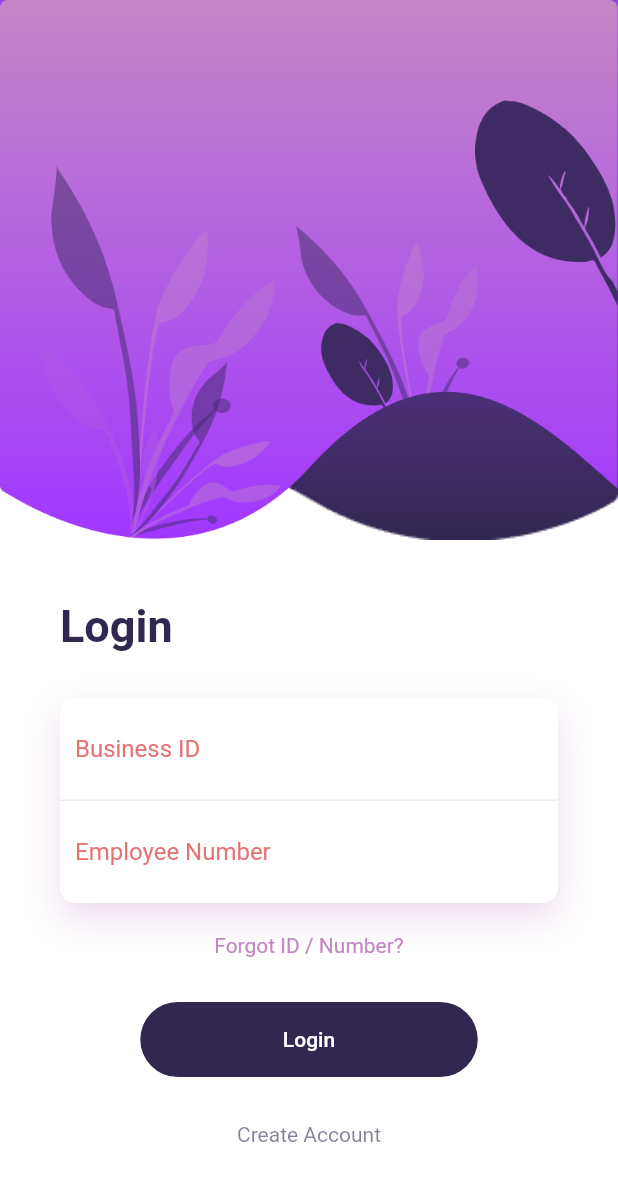
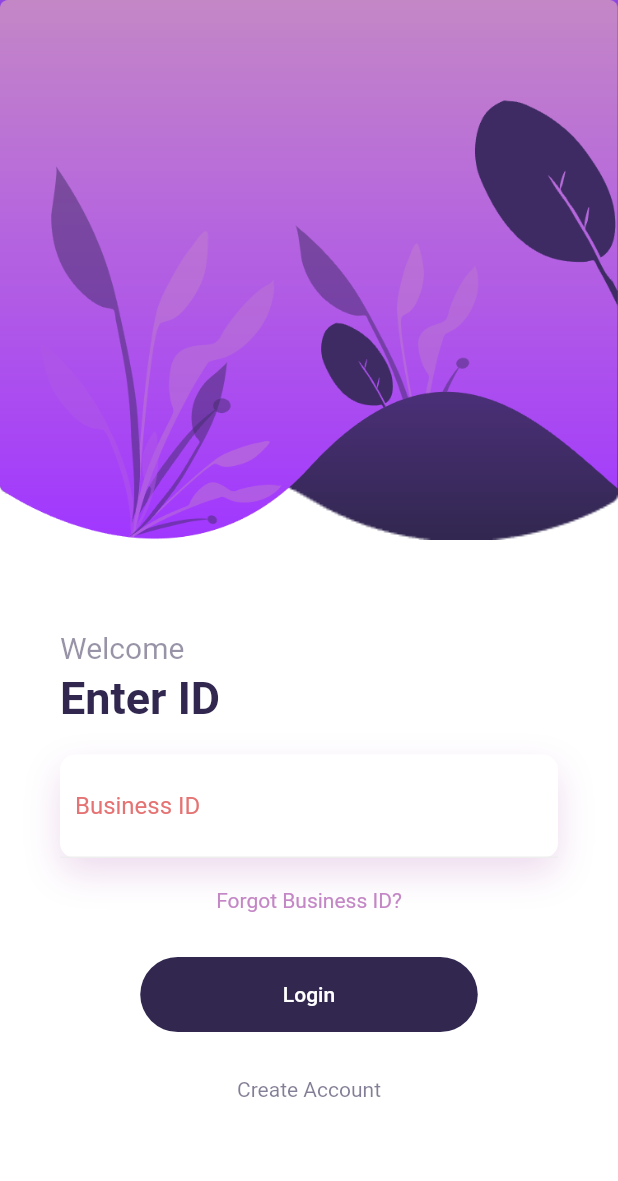
Before and after one commit to Adam-Schildkraut/employee-attendance, a Flutter app: the screen it shows after launch, after a tap on "Login", on a phone screen of 412 x 824 dp. Shown: the top 1181 px of the screen. Run offline on Flutter 3.47's test engine with Material 2 defaults, Android fonts, the phone set to English and light mode, and no system bars; our stand-ins replace cloud_firestore, firebase_analytics, simple_animations; accounts and stored records are empty.

Commit message:
Firebase Login Support
Able to Login To Business ID

Get User Data From Employee ID

```diff
--- a/lib/LoginScreen.dart
+++ b/lib/LoginScreen.dart
@@ -1,5 +1,10 @@
-import 'package:day13/Animation/FadeAnimation.dart';
+import 'package:employee_attendance/Animation/FadeAnimation.dart';
+import 'package:employee_attendance/DisplayScreen.dart';
 import 'package:flutter/material.dart';
+
+import 'package:cloud_firestore/cloud_firestore.dart';
+import 'package:firebase_analytics/firebase_analytics.dart';
+
 import 'dart:async';
 
 class LoginScreen extends StatefulWidget {
@@ -9,22 +14,21 @@ class LoginScreen extends StatefulWidget {
 
 class _LoginState extends State<LoginScreen> with TickerProviderStateMixin{
 
-  final _businessIDTextInputController = TextEditingController();
-  final _employeeNumberTextInputController = TextEditingController();
+  final _textInputController = TextEditingController();
 
-  AnimationController _businessIDAnimationController;
-  Animation _businessIDErrorAnimation;
-  AnimationController _employeeNumberAnimationController;
-  Animation _employeeNumberErrorAnimation;
+  final db = Firestore.instance;
+
+  bool _validBusinessID = false;
+  String _businessID = "";
+  String _businessName = "";
+
+  AnimationController _textFieldAnimationController;
+  Animation _textFieldErrorAnimation;
 
   @override
   void initState() {
-
-    _businessIDAnimationController = AnimationController(vsync: this, duration: Duration(milliseconds: 500));
-    _businessIDErrorAnimation = ColorTween(begin: Colors.grey[600], end: Colors.red[300]).animate(_businessIDAnimationController);
-
-    _employeeNumberAnimationController = AnimationController(vsync: this, duration: Duration(milliseconds: 500));
-    _employeeNumberErrorAnimation = ColorTween(begin: Colors.grey[600], end: Colors.red[300]).animate(_employeeNumberAnimationController);
+    _textFieldAnimationController = AnimationController(vsync: this, duration: Duration(milliseconds: 150));
+    _textFieldErrorAnimation = ColorTween(begin: Colors.grey[600], end: Colors.red[300]).animate(_textFieldAnimationController);
 
     super.initState();
   }
@@ -36,31 +40,71 @@ class _LoginState extends State<LoginScreen> with TickerProviderStateMixin{
     return double.tryParse(s) != null;
   }
 
-  void checkLoginDetails() {
-    String businessID = _businessIDTextInputController.text;
-    String employeeNumber = _employeeNumberTextInputController.text;
+  void errorAnimation() {
+    if (_textFieldAnimationController.status == AnimationStatus.completed) {
+      _textFieldAnimationController.reverse();
+    } else {
+      _textFieldAnimationController.forward();
+      Timer(Duration(seconds: 3), () {
+        _textFieldAnimationController.reverse();
+      });
+    }
+  }
 
+  void checkBusinessID() async {
+    String businessID = _textInputController.text;
     if (businessID == "" || !isNumeric(businessID)) {
-      if (_businessIDAnimationController.status == AnimationStatus.completed) {
-        _businessIDAnimationController.reverse();
-      } else {
-        _businessIDAnimationController.forward();
-        Timer(Duration(seconds: 5), () {
-          _businessIDAnimationController.reverse();
-        });
-      }
+      errorAnimation();
+      return;
+    } else {
+      //Text Field has a numerical input.
+      await db
+      .collection("businessID")
+      .document(businessID)
+      .get()
+      .then((value){
+        if (!value.exists) {
+          errorAnimation();
+          return;
+        } else {
+          //Business Exists
+          _businessID = businessID;
+          _businessName = value.data["businessName"];
+          print("ID Of $_businessName: $businessID");
+          _textInputController.clear();
+          setState(() {
+            _validBusinessID = true;
+          });
+        }
+      });
     }
+  }
 
-    if (employeeNumber == "") {
-      if (_employeeNumberAnimationController.status == AnimationStatus.completed) {
-        _employeeNumberAnimationController.reverse();
-      } else {
-        _employeeNumberAnimationController.forward();
-        Timer(Duration(seconds: 5), () {
-          _employeeNumberAnimationController.reverse();
-        });
-      }
+  void checkEmployeeNumber() async {
+    String employeeNumber = _textInputController.text;
+    if (employeeNumber == "" || !isNumeric(employeeNumber)) {
+      errorAnimation();
+      return;
+    } else {
+      //employeeNumber has a numerical input.
+      await db
+      .collection("businessID")
+      .document(_businessID)
+      .get()
+      .then((value) async {
+        var employeeData = await value.reference.collection("employees").document(employeeNumber).get();
+        if (employeeData.exists) {
+          //Employee exists.
+          Navigator.push(
+            context,
+            MaterialPageRoute(builder: (context) => DisplayScreen(businessValue: value, employeeNumber: employeeNumber,))
+          );
+        } else {
+          errorAnimation();
+        }
+      });
     }
+    return;
   }
 
   @override
@@ -109,8 +153,23 @@ class _LoginState extends State<LoginScreen> with TickerProviderStateMixin{
               child: Column(
                 crossAxisAlignment: CrossAxisAlignment.start,
                 children: <Widget>[
-                  FadeAnimation(1.5, Text("Login", style: TextStyle(color: Color.fromRGBO(49, 39, 79, 1), fontWeight: FontWeight.bold, fontSize: 30),)),
-                  SizedBox(height: 30,),
+                  SizedBox(height: 20,),
+                  FadeAnimation(1.3, Text(
+                    (!_validBusinessID) ? "Welcome" : "Welcome To",
+                    style: TextStyle(color: Color.fromRGBO(49, 39, 79, 0.5),
+                        fontWeight: FontWeight.w400, fontSize: 20
+                      ),
+                    ),
+                  ),
+                  SizedBox(height: 5,),
+                  FadeAnimation(1.5, Text(
+                    (!_validBusinessID) ? "Enter ID" : _businessName,
+                    style: TextStyle(color: Color.fromRGBO(49, 39, 79, 1),
+                        fontWeight: FontWeight.bold, fontSize: 30
+                      ),
+                    ),
+                  ),
+                  SizedBox(height: 20,),
                   FadeAnimation(1.7, Container(
                     decoration: BoxDecoration(
                       borderRadius: BorderRadius.circular(10),
@@ -126,7 +185,7 @@ class _LoginState extends State<LoginScreen> with TickerProviderStateMixin{
                     child: Column(
                       children: <Widget>[
                         AnimatedBuilder(
-                          animation: _businessIDErrorAnimation,
+                          animation: _textFieldErrorAnimation,
                           builder: (context, child) => Container(
                             padding: EdgeInsets.all(10),
                             decoration: BoxDecoration(
@@ -135,27 +194,12 @@ class _LoginState extends State<LoginScreen> with TickerProviderStateMixin{
                               ))
                             ),
                             child: TextField(
-                              controller: _businessIDTextInputController,
-                              style: TextStyle(color: _businessIDErrorAnimation.value),
+                              controller: _textInputController,
+                              style: TextStyle(color: _textFieldErrorAnimation.value),
                               decoration: InputDecoration(
                                 border: InputBorder.none,
-                                hintText: "Business ID",
-                                hintStyle: TextStyle(color: _businessIDErrorAnimation.value)
-                              ),
-                            ),
-                          ),
-                        ),
-                        AnimatedBuilder(
-                          animation: _employeeNumberErrorAnimation,
-                          builder: (context, child) => Container(
-                            padding: EdgeInsets.all(10),
-                            child: TextField(
-                              controller: _employeeNumberTextInputController,
-                              style: TextStyle(color: _employeeNumberErrorAnimation.value),
-                              decoration: InputDecoration(
-                                border: InputBorder.none,
-                                hintText: "Employee Number",
-                                hintStyle: TextStyle(color: _employeeNumberErrorAnimation.value)
+                                hintText: (!_validBusinessID) ? "Business ID" : "Employee Number",
+                                hintStyle: TextStyle(color: _textFieldErrorAnimation.value)
                               ),
                             ),
                           ),
@@ -164,7 +208,7 @@ class _LoginState extends State<LoginScreen> with TickerProviderStateMixin{
                     ),
                   )),
                   SizedBox(height: 20,),
-                  FadeAnimation(1.7, Center(child: Text("Forgot ID / Number?", style: TextStyle(color: Color.fromRGBO(196, 135, 198, 1)),))),
+                  FadeAnimation(1.7, Center(child: Text("Forgot ${(!_validBusinessID) ? "Business ID" : "Employee Number"}?", style: TextStyle(color: Color.fromRGBO(196, 135, 198, 1)),))),
                   SizedBox(height: 30,),
                   FadeAnimation(1.9, Center(
                       child: ButtonTheme(
@@ -172,8 +216,8 @@ class _LoginState extends State<LoginScreen> with TickerProviderStateMixin{
                         height: 50,
                         child: FlatButton(
                           color: Color.fromRGBO(49, 39, 79, 1),
-                          shape: new RoundedRectangleBorder(borderRadius: new BorderRadius.circular(30.0)),
-                          onPressed: checkLoginDetails,
+                          shape: RoundedRectangleBorder(borderRadius: new BorderRadius.circular(30.0)),
+                          onPressed: (!_validBusinessID) ? checkBusinessID : checkEmployeeNumber,
                           child: Text("Login", style: TextStyle(color: Colors.white),),
                         ),
                       ),
@@ -183,7 +227,22 @@ class _LoginState extends State<LoginScreen> with TickerProviderStateMixin{
                   FadeAnimation(2, Center(child: Text("Create Account", style: TextStyle(color: Color.fromRGBO(49, 39, 79, .6)),))),
                 ],
               ),
-            )
+            ),
+            (_validBusinessID) ? FadeAnimation(0, ButtonTheme(
+              height: 50,
+              child: FlatButton(
+                color: Color.fromRGBO(49, 39, 79, 1),
+                shape: CircleBorder(),
+                child: Container(
+                  child: Icon(Icons.chevron_left, color: Colors.white),
+                ),
+                onPressed: () {
+                  setState(() {
+                    _validBusinessID = false;
+                  });
+                },
+              ),
+            )) : Container(),
           ],
         ),
       ),
@@ -192,11 +251,8 @@ class _LoginState extends State<LoginScreen> with TickerProviderStateMixin{
 
   @override
   void dispose() {
-    _businessIDTextInputController.dispose();
-    _businessIDAnimationController.dispose();
-
-    _employeeNumberTextInputController.dispose();
-    _employeeNumberAnimationController.dispose();
+    _textInputController.dispose();
+    _textFieldAnimationController.dispose();
     super.dispose();
   }
 }
--- a/lib/main.dart
+++ b/lib/main.dart
@@ -1,9 +1,18 @@
 import 'package:flutter/material.dart';
 import 'LoginScreen.dart';
 
-void main() => runApp(
-  MaterialApp(
-    debugShowCheckedModeBanner: false,
-    home: LoginScreen()
-  )
-);
+import 'package:firebase_analytics/firebase_analytics.dart';
+import 'package:firebase_analytics/observer.dart';
+
+void main() {
+  FirebaseAnalytics analytics = FirebaseAnalytics();
+  runApp(
+    MaterialApp(
+      debugShowCheckedModeBanner: false,
+      home: LoginScreen(),
+      navigatorObservers: [
+        FirebaseAnalyticsObserver(analytics: analytics),
+      ],
+    )
+  );
+}
```
Also changed, not shown: lib/DisplayScreen.dart (added, +80 -0 lines), pubspec.yaml (+5 -16 lines), pubspec.lock, 21 other files.
